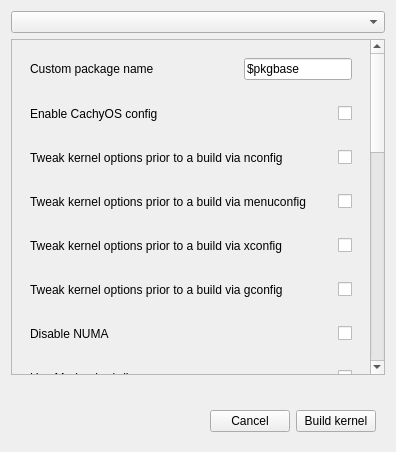
Above: src/conf-options-page.ui from ventureoo/kernel-manager before the change. Below: the same form after it.
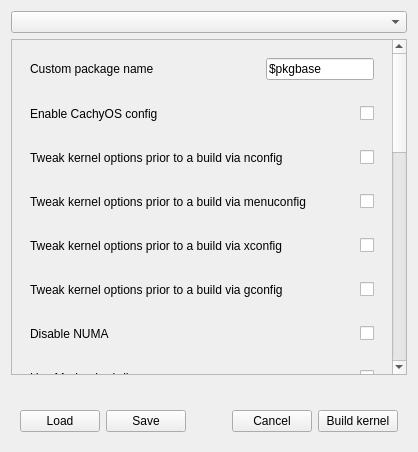
That is the form after the change.

Commit message:
👷 conf-window: implement option configuration save/load
fixes https://github.com/CachyOS/kernel-manager/issues/16

The edit to the form file:
```diff
--- a/src/conf-options-page.ui
+++ b/src/conf-options-page.ui
@@ -715,6 +715,20 @@
     <item>
      <widget class="QWidget" name="footer_widget" native="true">
       <layout class="QHBoxLayout" name="footer_horizontal_layout">
+       <item>
+        <widget class="QPushButton" name="load_button">
+         <property name="text">
+          <string>Load</string>
+         </property>
+        </widget>
+       </item>
+       <item>
+        <widget class="QPushButton" name="save_button">
+         <property name="text">
+          <string>Save</string>
+         </property>
+        </widget>
+       </item>
        <item>
         <spacer name="footer_horizontal_spacer">
          <property name="orientation">
```
The commit also changes 11 other files.
